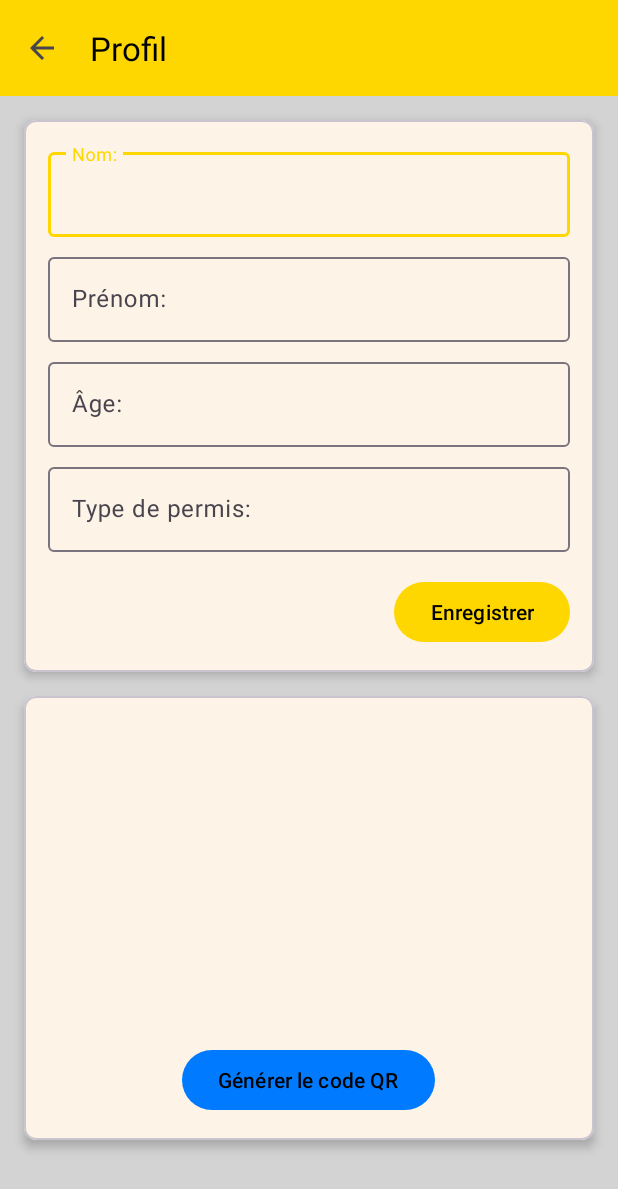
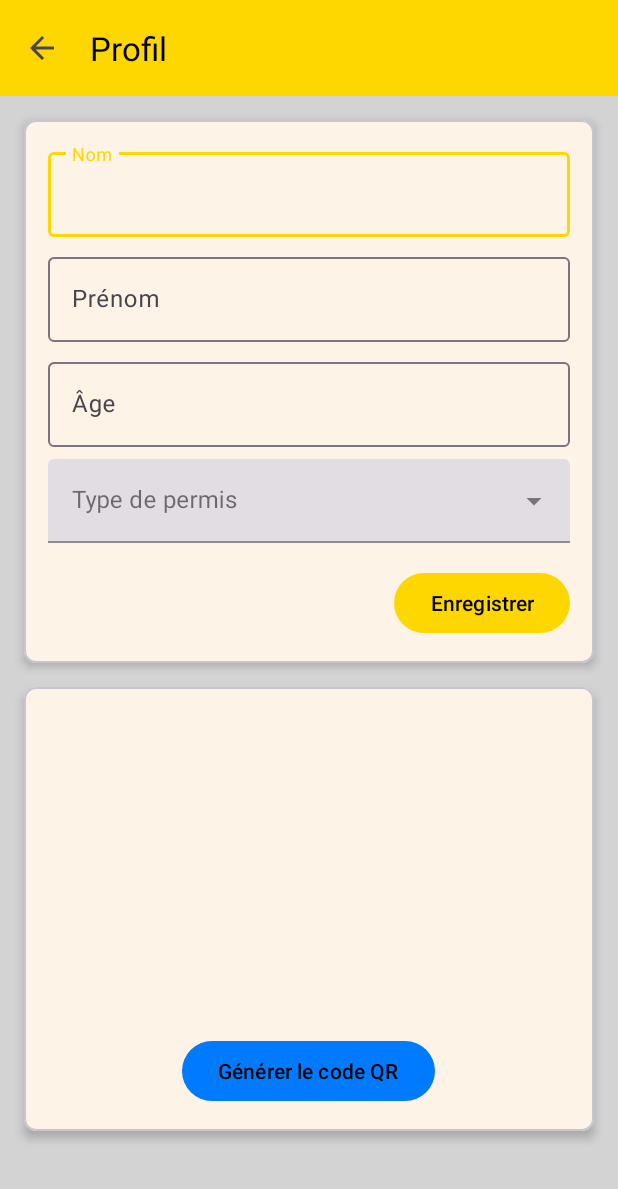
Before and after one commit to EL-IREJ-Zakaria/SmartCompteurTaxi, an Android app: the ProfileActivity screen opened directly, with no data from a screen before it, after a tap on "Générer le code QR", on a phone screen of 412 x 824 dp. Shown: the top 1189 px of the screen. Run offline under Robolectric (Android 15) with nearby library versions, the phone set to English and light mode, and no system bars.

Commit message:
modification de l'API pour GOOGLE MAPS

```diff
--- a/app/src/main/AndroidManifest.xml
+++ b/app/src/main/AndroidManifest.xml
@@ -19,7 +19,7 @@
 
         <meta-data
             android:name="com.google.android.geo.API_KEY"
-            android:value="YOUR_API_KEY" />
+            android:value="AIzaSyBDuLJ2KotoMfIa8JeBfCxxoJGZonjVluY " />
 
         <activity
             android:name=".MainActivity"
--- a/app/src/main/java/com/example/smartcompteurtaxi/MainActivity.kt
+++ b/app/src/main/java/com/example/smartcompteurtaxi/MainActivity.kt
@@ -13,6 +13,7 @@ import android.os.Build
 import android.os.Bundle
 import android.os.Looper
 import android.util.Log
+import android.view.View
 import android.widget.ImageButton
 import android.widget.TextView
 import android.widget.Toast
@@ -76,7 +77,7 @@ class MainActivity : AppCompatActivity(), OnMapReadyCallback, EasyPermissions.Pe
         startButton = findViewById(R.id.start_button)
         profileButton = findViewById(R.id.profile_button)
 
-        startButton.setOnClickListener { toggleTripState() }
+        startButton.setOnClickListener { animateAndToggleTripState() }
         profileButton.setOnClickListener {
             val intent = Intent(this, ProfileActivity::class.java)
             startActivity(intent)
@@ -91,6 +92,13 @@ class MainActivity : AppCompatActivity(), OnMapReadyCallback, EasyPermissions.Pe
             }
         }
         updateUI()
+    }
+
+    private fun animateAndToggleTripState() {
+        startButton.animate().scaleX(0.95f).scaleY(0.95f).setDuration(100).withEndAction {
+            toggleTripState()
+            startButton.animate().scaleX(1f).scaleY(1f).setDuration(100).start()
+        }.start()
     }
 
     private fun toggleTripState() {
--- a/app/src/main/java/com/example/smartcompteurtaxi/ProfileActivity.kt
+++ b/app/src/main/java/com/example/smartcompteurtaxi/ProfileActivity.kt
@@ -5,6 +5,8 @@ import android.graphics.Bitmap
 import android.graphics.Color
 import android.os.Bundle
 import android.view.MenuItem
+import android.widget.ArrayAdapter
+import android.widget.AutoCompleteTextView
 import android.widget.Button
 import android.widget.ImageView
 import android.widget.Toast
@@ -19,7 +21,7 @@ class ProfileActivity : AppCompatActivity() {
     private lateinit var nameEditText: TextInputEditText
     private lateinit var surnameEditText: TextInputEditText
     private lateinit var ageEditText: TextInputEditText
-    private lateinit var licenseTypeEditText: TextInputEditText
+    private lateinit var licenseTypeAutoComplete: AutoCompleteTextView
     private lateinit var saveButton: Button
     private lateinit var qrCodeImageView: ImageView
     private lateinit var generateQrButton: Button
@@ -35,11 +37,12 @@ class ProfileActivity : AppCompatActivity() {
         nameEditText = findViewById(R.id.name_edittext)
         surnameEditText = findViewById(R.id.surname_edittext)
         ageEditText = findViewById(R.id.age_edittext)
-        licenseTypeEditText = findViewById(R.id.license_type_edittext)
+        licenseTypeAutoComplete = findViewById(R.id.license_type_autocomplete)
         saveButton = findViewById(R.id.save_button)
         qrCodeImageView = findViewById(R.id.qr_code_imageview)
         generateQrButton = findViewById(R.id.generate_qr_button)
 
+        setupLicenseTypeDropdown()
         loadProfileData()
 
         saveButton.setOnClickListener {
@@ -51,12 +54,18 @@ class ProfileActivity : AppCompatActivity() {
         }
     }
 
+    private fun setupLicenseTypeDropdown() {
+        val licenseTypes = resources.getStringArray(R.array.license_types_array)
+        val adapter = ArrayAdapter(this, android.R.layout.simple_dropdown_item_1line, licenseTypes)
+        licenseTypeAutoComplete.setAdapter(adapter)
+    }
+
     private fun loadProfileData() {
         val sharedPref = getSharedPreferences("profile", Context.MODE_PRIVATE)
         nameEditText.setText(sharedPref.getString("name", ""))
         surnameEditText.setText(sharedPref.getString("surname", ""))
         ageEditText.setText(sharedPref.getString("age", ""))
-        licenseTypeEditText.setText(sharedPref.getString("licenseType", ""))
+        licenseTypeAutoComplete.setText(sharedPref.getString("licenseType", ""), false)
     }
 
     private fun saveProfileData() {
@@ -65,7 +74,7 @@ class ProfileActivity : AppCompatActivity() {
             putString("name", nameEditText.text.toString())
             putString("surname", surnameEditText.text.toString())
             putString("age", ageEditText.text.toString())
-            putString("licenseType", licenseTypeEditText.text.toString())
+            putString("licenseType", licenseTypeAutoComplete.text.toString())
             apply()
         }
         Toast.makeText(this, "Profil enregistré", Toast.LENGTH_SHORT).show()
@@ -83,9 +92,9 @@ class ProfileActivity : AppCompatActivity() {
         val driverInfo = "${nameEditText.text}\n" +
                 "${surnameEditText.text}\n" +
                 "${ageEditText.text}\n" +
-                licenseTypeEditText.text.toString()
+                licenseTypeAutoComplete.text.toString()
 
-        if (driverInfo.isBlank()) {
+        if (nameEditText.text.toString().isBlank() || surnameEditText.text.toString().isBlank() || ageEditText.text.toString().isBlank() || licenseTypeAutoComplete.text.toString().isBlank()) {
             Toast.makeText(this, "Veuillez remplir les informations du profil", Toast.LENGTH_SHORT).show()
             return
         }
--- a/app/src/main/res/layout/activity_profile.xml
+++ b/app/src/main/res/layout/activity_profile.xml
@@ -81,15 +81,18 @@
                     </com.google.android.material.textfield.TextInputLayout>
 
                     <com.google.android.material.textfield.TextInputLayout
+                        style="@style/Widget.MaterialComponents.TextInputLayout.FilledBox.ExposedDropdownMenu"
                         android:layout_width="match_parent"
                         android:layout_height="wrap_content"
-                        android:layout_marginTop="8dp">
+                        android:layout_marginTop="8dp"
+                        android:hint="@string/license_type_label">
 
-                        <com.google.android.material.textfield.TextInputEditText
-                            android:id="@+id/license_type_edittext"
+                        <AutoCompleteTextView
+                            android:id="@+id/license_type_autocomplete"
                             android:layout_width="match_parent"
                             android:layout_height="wrap_content"
-                            android:hint="@string/license_type_label" />
+                            android:inputType="none" />
+
                     </com.google.android.material.textfield.TextInputLayout>
 
                     <com.google.android.material.button.MaterialButton
--- a/app/src/main/res/values/strings.xml
+++ b/app/src/main/res/values/strings.xml
@@ -11,10 +11,10 @@
     <string name="location_permission_denied">Permission de localisation refusée</string>
     <string name="my_position">Ma position</string>
     <string name="trip_finished">Course terminée</string>
-    <string name="name_label">Nom: </string>
-    <string name="surname_label">Prénom: </string>
-    <string name="age_label">Âge: </string>
-    <string name="license_type_label">Type de permis: </string>
+    <string name="name_label">Nom</string>
+    <string name="surname_label">Prénom</string>
+    <string name="age_label">Âge</string>
+    <string name="license_type_label">Type de permis</string>
     <string name="driver_name">Nom: Doe</string>
     <string name="driver_surname">Prénom: John</string>
     <string name="driver_age">Âge: 42</string>
@@ -25,4 +25,11 @@
     <string name="time">Temps</string>
     <string name="fare">Tarif</string>
     <string name="save">Enregistrer</string>
+    <string-array name="license_types_array">
+        <item>A</item>
+        <item>B</item>
+        <item>C</item>
+        <item>D</item>
+        <item>E</item>
+    </string-array>
 </resources>
```
